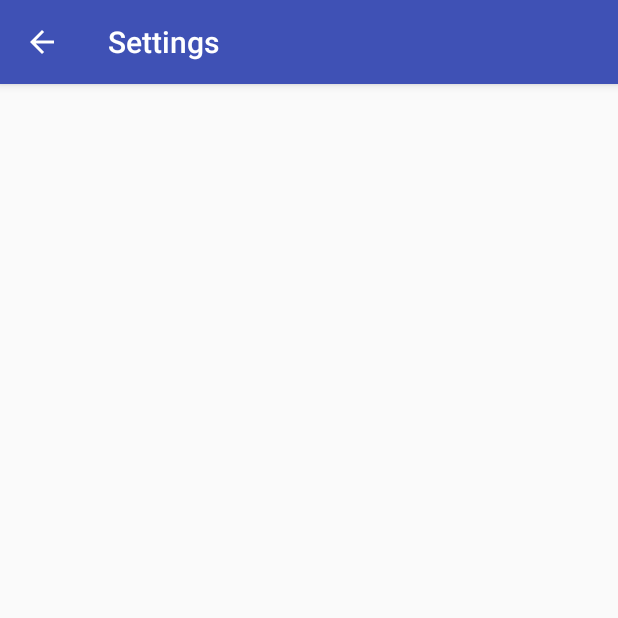
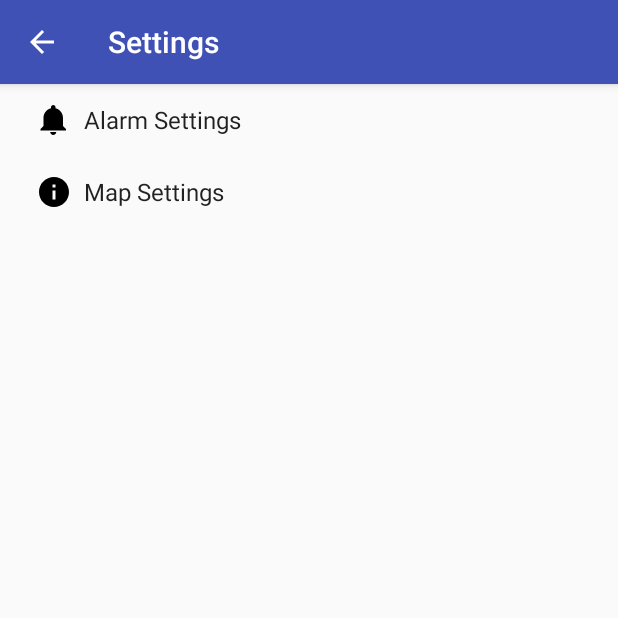
Before and after one commit to Ma77C0nd0n/Android_Maps, an Android app: the Settings screen opened directly, with no data from a screen before it, on a phone screen of 412 x 824 dp, the top half of it. Run offline under Robolectric (Android 15) with nearby library versions, the phone set to English and light mode, and no system bars.

Commit message:
Vibrate and Shakeawake settings working
For real this time..

```diff
--- a/app/src/main/java/com/example/myfirstapp/AlarmActivity.java
+++ b/app/src/main/java/com/example/myfirstapp/AlarmActivity.java
@@ -34,7 +34,7 @@ public class AlarmActivity extends AppCompatActivity implements SensorEventListe
     private long lastShake = 0;
     private int shakeNumber = 2;
     private int shakeAmount;
-    private boolean vibrateOn = true;
+    private boolean vibrateOn;
     //TODO: Add option to disable shake awake from settings menu
 
     @Override
--- a/app/src/main/res/xml/pref_alarm.xml
+++ b/app/src/main/res/xml/pref_alarm.xml
@@ -2,8 +2,8 @@
 
     <SwitchPreference
         android:defaultValue="@bool/pref_vibrate_default"
-        android:key="@string/vibrate_key"
-        android:title="@string/pref_title_vibrate" />
+        android:title="@string/pref_title_vibrate"
+        android:key="@string/vibrate_key" />
 
     <ListPreference
         android:defaultValue="@string/shake_amount_default_value"
@@ -13,7 +13,7 @@
         android:key="@string/shake_amount_key"/>
 
     <!--<RingtonePreference-->
-    <!--android:defaultValue="content://settings/system/NOTIFICATION_SOUND"-->
+    <!--android:defaultValue="content://settings/system/notification_sound"-->
     <!--android:dependency="notifications_new_message"-->
     <!--android:key="notifications_new_message_ringtone"-->
     <!--android:ringtoneType="alarm"-->
--- a/app/src/main/res/xml/pref_headers.xml
+++ b/app/src/main/res/xml/pref_headers.xml
@@ -1,10 +1,12 @@
 <preference-headers xmlns:android="http://schemas.android.com/apk/res/android">
 
-    android:fragment="com.example.myfirstapp.Settings$AlarmPreferenceFragment"
-    android:icon="@drawable/ic_alarm_black_24dp"
-    android:title="@string/pref_header_alarm" />
+    <header
+        android:fragment="com.example.myfirstapp.Settings$AlarmPreferenceFragment"
+        android:icon="@drawable/ic_alarm_black_24dp"
+        android:title="@string/pref_header_alarm" />
 
-    android:fragment="com.example.myfirstapp.Settings$MapPreferenceFragment
-    android:icon="@drawable/ic_info_black_24dp"
-    android:title="@string/pref_header_map" />
+    <header
+        android:fragment="com.example.myfirstapp.Settings$MapPreferenceFragment"
+        android:icon="@drawable/ic_info_black_24dp"
+        android:title="@string/pref_header_map" />
 </preference-headers>
```
Also changed, not shown: app/src/main/res/values/strings.xml (+4 -10 lines).
